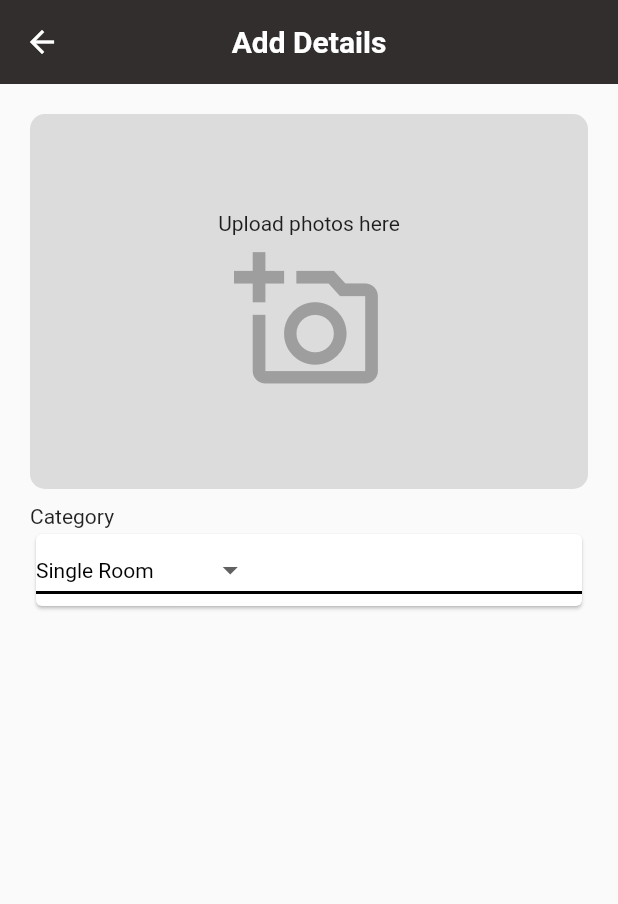
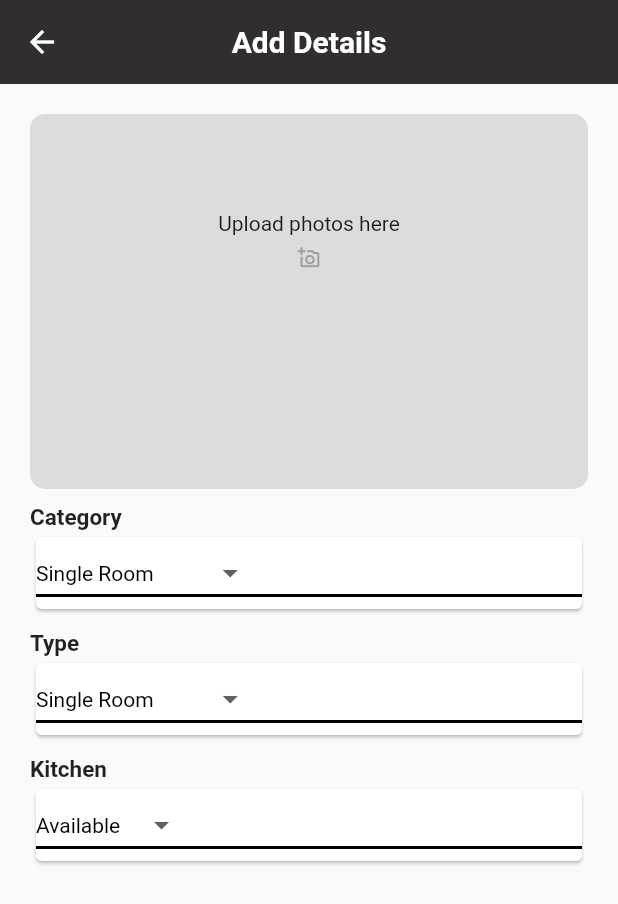
Before and after one commit to trustdboy123/Lets-Accommodate, a Flutter app: the AddDetailsView screen opened directly, on a phone screen of 412 x 824 dp. Shown: the top 904 px of the screen. Run offline on Flutter 3.47's test engine with Material 2 defaults, Android fonts, the phone set to English and light mode, and no system bars.

Commit message:
18/02/2022

```diff
--- a/lib/landlord/add_details_page.dart
+++ b/lib/landlord/add_details_page.dart
@@ -1,8 +1,7 @@
-
 import 'package:flutter/material.dart';
 
 class AddDetailsView extends StatefulWidget {
-   AddDetailsView({ Key? key }) : super(key: key);
+  AddDetailsView({Key? key}) : super(key: key);
 
   @override
   State<AddDetailsView> createState() => _AddDetailsViewState();
@@ -10,34 +9,45 @@ class AddDetailsView extends StatefulWidget {
 
 class _AddDetailsViewState extends State<AddDetailsView> {
   String dropdownValue = 'Single Room';
+  String dropdownValue1 = 'Available';
 
   @override
   Widget build(BuildContext context) {
-    return Scaffold(appBar: AppBar(
+    return Scaffold(
+      appBar: AppBar(
         title: Text("Add Details"),
       ),
-    body: SafeArea(child:
-    ListView(
+      body: SafeArea(
+          child: ListView(
         padding: const EdgeInsets.all(20),
         children: [
-      Container(decoration: const BoxDecoration(
+          Container(
+            decoration: const BoxDecoration(
                 color: Colors.black12,
-        borderRadius: BorderRadius.all(Radius.circular(10))
-      ),
+                borderRadius: BorderRadius.all(Radius.circular(10))),
             height: 250,
             child: Column(
-        children:const [ SizedBox(height: 65),
+              children: const [
+                SizedBox(height: 65),
                 Text("Upload photos here"),
-          SizedBox(height: 7,),
-           Icon(Icons.add_a_photo_outlined,
-          size: 100,color: Colors.grey,),
+                SizedBox(
+                  height: 7,
+                ),
+                Icon(
+                  Icons.add_a_photo_outlined,
+                  size: 15,
+                  color: Colors.grey,
+                ),
               ],
             ),
           ),
           SizedBox(
             height: 10,
           ),
-              Text('Category'),
+          Text(
+            'Category',
+            style: TextStyle(fontSize: 15, fontWeight: FontWeight.w600),
+          ),
           Card(
               child: DropdownButton<String>(
             value: dropdownValue,
@@ -65,8 +75,74 @@ String dropdownValue = 'Single Room';
               );
             }).toList(),
           )),
-    ],)),
-
+          SizedBox(
+            height: 10,
+          ),
+          Text(
+            'Type',
+            style: TextStyle(fontSize: 15, fontWeight: FontWeight.w600),
+          ),
+          Card(
+              child: DropdownButton<String>(
+            value: dropdownValue,
+            icon: const Icon(Icons.arrow_drop_down),
+            elevation: 16,
+            style: const TextStyle(color: Colors.black),
+            underline: Container(
+              height: 2,
+              color: Colors.black,
+            ),
+            onChanged: (String? newValue) {
+              setState(() {
+                dropdownValue = newValue!;
+              });
+            },
+            items: <String>[
+              'Single Room',
+              'Chamber and Hall',
+              'Two Bedroom',
+              'Two Bedroom Plus',
+            ].map<DropdownMenuItem<String>>((String value) {
+              return DropdownMenuItem<String>(
+                value: value,
+                child: Text(value),
+              );
+            }).toList(),
+          )),
+          SizedBox(
+            height: 10,
+          ),
+          Text(
+            'Kitchen',
+            style: TextStyle(fontSize: 15, fontWeight: FontWeight.w600),
+          ),
+          Card(
+              child: DropdownButton<String>(
+            value: dropdownValue1,
+            icon: const Icon(Icons.arrow_drop_down),
+            elevation: 16,
+            style: const TextStyle(color: Colors.black),
+            underline: Container(
+              height: 2,
+              color: Colors.black,
+            ),
+            onChanged: (String? newValue) {
+              setState(() {
+                dropdownValue1 = newValue!;
+              });
+            },
+            items: <String>[
+              'Available',
+              'Unavailable',
+            ].map<DropdownMenuItem<String>>((String value) {
+              return DropdownMenuItem<String>(
+                value: value,
+                child: Text(value),
+              );
+            }).toList(),
+          ))
+        ],
+      )),
     );
   }
 }
--- a/lib/tenant/index_view.dart
+++ b/lib/tenant/index_view.dart
@@ -26,6 +26,7 @@ class _IndexViewState extends State<IndexView> {
         bottomNavigationBar: BottomNavigationBar(
             backgroundColor: Colors.white,
             type: BottomNavigationBarType.fixed,
+            currentIndex: _currentIndex,
             onTap: (int index) {
               setState((() {
                 _currentIndex = index;
```
Also changed, not shown: lib/auth/login_landlord.dart (+4 -12 lines), lib/landlord/home_landlord.dart (deleted, +0 -10 lines), lib/tenant/settings tenant/settings_tenant.dart (+40 -17 lines), lib/tenant/single room/single_room.dart (+31 -4 lines). Lines whose indentation alone changed are shown as unchanged.
